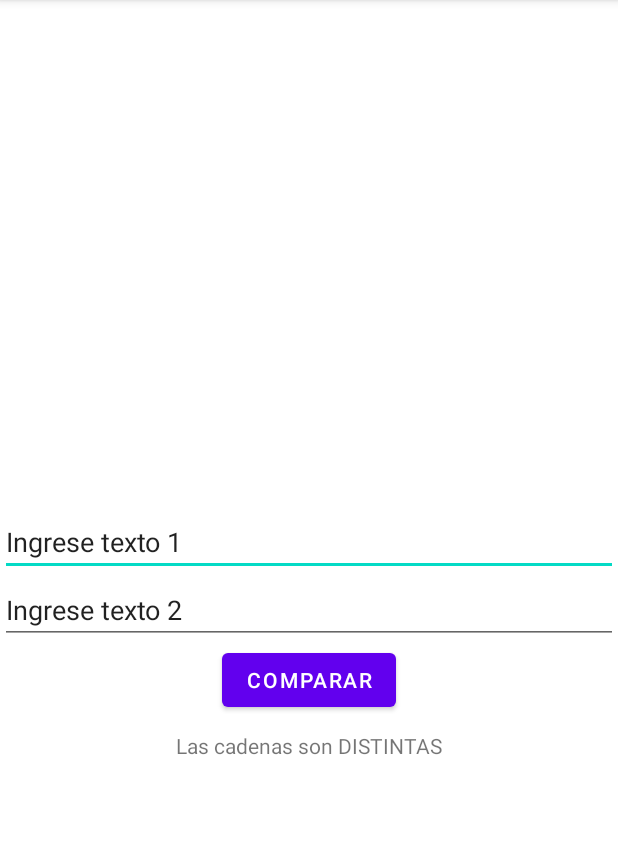
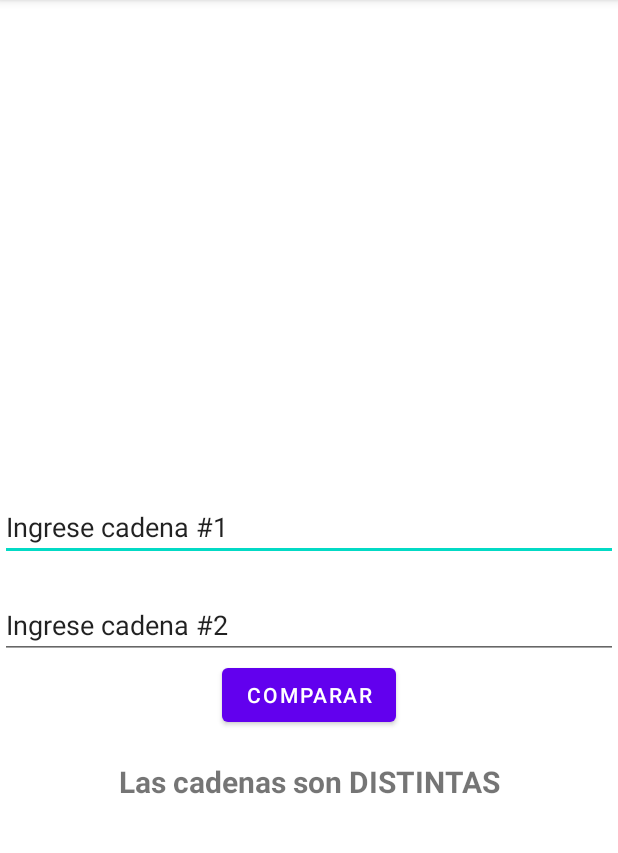
Before and after one commit to caumartin/proyectoTicmas, an Android app: the screen it shows after launch (MainActivity), on a phone screen of 412 x 824 dp, the part 84-937 px from its top. Run offline under Robolectric (Android 15) with nearby library versions, the phone set to English and light mode, and no system bars.

Commit message:
ComparaCadenas v1.4

```diff
--- a/app/src/main/java/com/curso/android/app/practica/comparacadenas/view/MainActivity.kt
+++ b/app/src/main/java/com/curso/android/app/practica/comparacadenas/view/MainActivity.kt
@@ -4,6 +4,7 @@ import android.os.Bundle
 import androidx.activity.viewModels
 import androidx.appcompat.app.AppCompatActivity
 import com.curso.android.app.practica.comparacadenas.databinding.ActivityMainBinding
+import com.curso.android.app.practica.comparacadenas.R
 
 class MainActivity : AppCompatActivity() {
 
@@ -17,9 +18,9 @@ class MainActivity : AppCompatActivity() {
 
         mainViewModel.comparacion.observe(this) {
             if (it.iguales){
-                binding.resultado.text = "Las cadenas son IGUALES"
+                binding.resultado.text = getString(R.string.cadenas_iguales)
                 } else {
-                    binding.resultado.text = "Las cadenas son DISTINTAS"
+                    binding.resultado.text = getString(R.string.cadenas_distintas)
                 }
         }
 
--- a/app/src/main/res/layout/activity_main.xml
+++ b/app/src/main/res/layout/activity_main.xml
@@ -19,22 +19,25 @@
         <EditText
             android:id="@+id/texto1"
             android:inputType="text"
-            android:text="Ingrese texto 1"
+            android:text="@string/texto_1"
             android:layout_width="match_parent"
             android:layout_height="match_parent" />
 
         <Space
             android:layout_width="32dp"
-            android:layout_height="wrap_content"/>
+            android:layout_height="20dp"/>
 
         <EditText
             android:id="@+id/texto2"
             android:inputType="text"
-            android:text="Ingrese texto 2"
+            android:text="@string/texto_2"
             android:layout_width="match_parent"
             android:layout_height="match_parent"
             app:layout_constraintTop_toBottomOf="@id/texto1" />
     </LinearLayout>
+    <Space
+        android:layout_width="32dp"
+        android:layout_height="30dp"/>
     <LinearLayout
         android:id="@+id/button"
         app:layout_constraintTop_toBottomOf="@id/textos"
@@ -52,7 +55,7 @@
     <Space
         android:id="@+id/espacio1"
         android:layout_width="32dp"
-        android:layout_height="10dp"
+        android:layout_height="20dp"
         app:layout_constraintTop_toBottomOf="@id/button" />
     <TextView
         android:id="@+id/resultado"
@@ -60,6 +63,8 @@
         android:layout_height="wrap_content"
         app:layout_constraintEnd_toEndOf="parent"
         app:layout_constraintStart_toStartOf="parent"
-        app:layout_constraintTop_toBottomOf="@id/espacio1" />
+        app:layout_constraintTop_toBottomOf="@id/espacio1"
+        android:textSize="20dp"
+        android:textStyle="bold"/>
 
 </androidx.constraintlayout.widget.ConstraintLayout>
--- a/app/src/main/res/values/strings.xml
+++ b/app/src/main/res/values/strings.xml
@@ -1,3 +1,7 @@
 <resources>
     <string name="app_name">Compara Cadenas</string>
+    <string name="texto_1">Ingrese cadena #1</string>
+    <string name="texto_2">Ingrese cadena #2</string>
+    <string name="cadenas_iguales">Las cadenas son IGUALES</string>
+    <string name="cadenas_distintas">Las cadenas son DISTINTAS</string>
 </resources>
```
Also changed, not shown: 2 other files.
